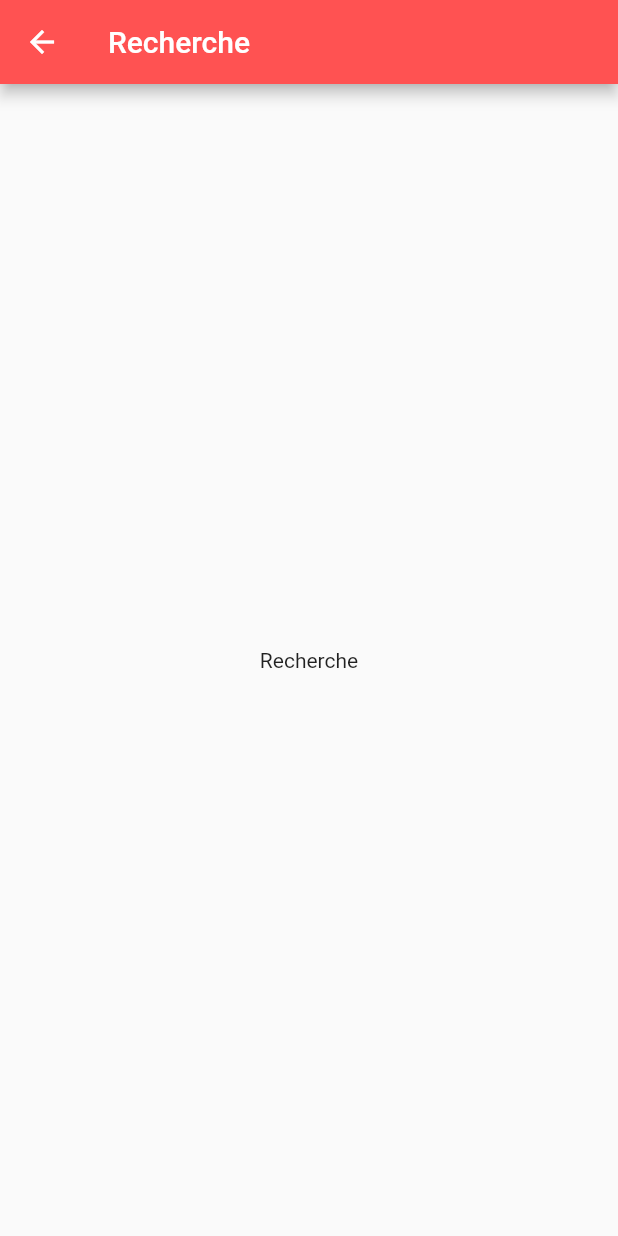
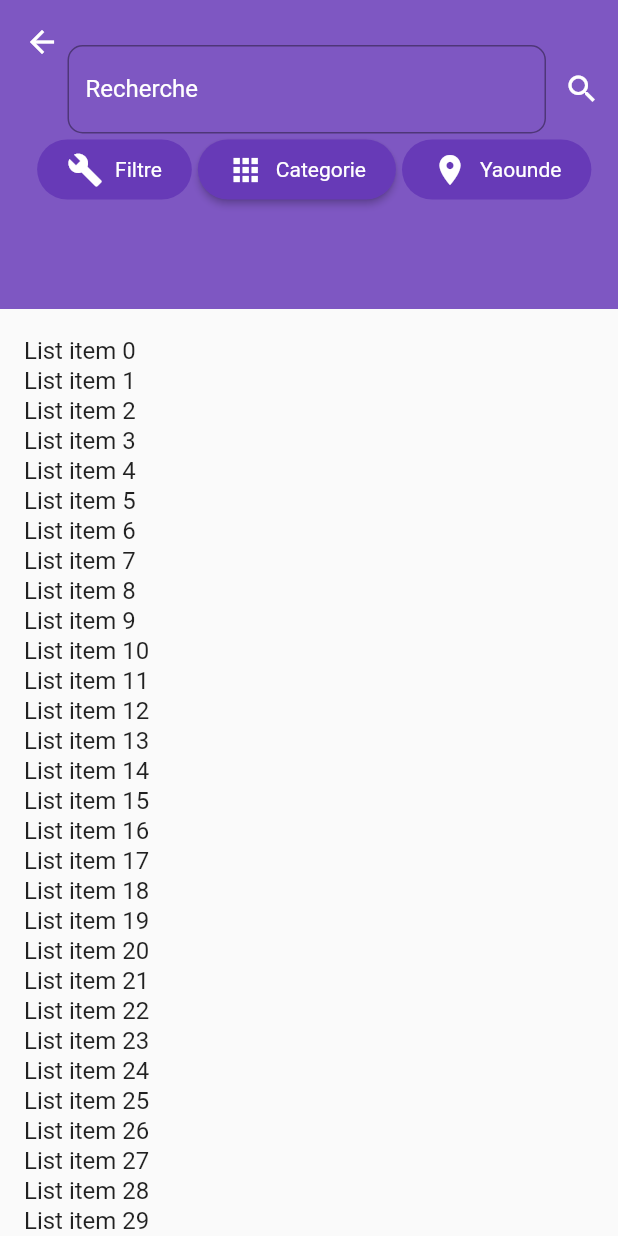
Before and after one commit to DuclosNgassa/eMarket_app, a Flutter app: the Search screen opened directly, on a phone screen of 412 x 824 dp. Run offline on Flutter 3.47's test engine with Material 2 defaults, Android fonts, the phone set to English and light mode, and no system bars.

Commit message:
Search-View

```diff
--- /dev/null
+++ b/lib/component/custom_button.dart
@@ -0,0 +1,47 @@
+import 'package:flutter/material.dart';
+
+class CustomButton extends StatelessWidget {
+  CustomButton(
+      {@required this.onPressed,
+      @required this.fillColor,
+      @required this.splashColor,
+      @required this.icon,
+      @required this.iconColor,
+      @required this.text,
+      @required this.textStyle});
+
+  final GestureTapCallback onPressed;
+  final Color fillColor;
+  final Color splashColor;
+  final Color iconColor;
+  final IconData icon;
+  final String text;
+  final TextStyle textStyle;
+
+  @override
+  Widget build(BuildContext context) {
+    return RawMaterialButton(
+      onPressed: onPressed,
+      fillColor: fillColor,
+      splashColor: splashColor,
+      shape: const StadiumBorder(),
+      child: Padding(
+        padding: const EdgeInsets.symmetric(vertical: 8.0, horizontal: 20.0),
+        child: Row(
+          mainAxisSize: MainAxisSize.min,
+          children: <Widget>[
+            Icon(
+              icon,
+              color: iconColor,
+            ),
+            SizedBox(width: 8.0,),
+            Text(
+              text,
+              style: textStyle,
+            )
+          ],
+        ),
+      ),
+    );
+  }
+}
--- a/lib/pages/search.dart
+++ b/lib/pages/search.dart
@@ -1,20 +1,146 @@
 import 'package:flutter/material.dart';
+import '../custom_widget/custom_appbar.dart';
+import '../component/custom_button.dart';
+import '../pages/categorie_page.dart';
 
-class Search extends StatelessWidget {
+class Search extends StatefulWidget {
   final String pageTitle;
 
   Search(this.pageTitle);
+  @override
+  SearchState createState() => new SearchState(Colors.lightBlueAccent);
+
+}
+
+class SearchState extends State<Search> {
+  final Color color;
+  final GlobalKey<FormState> _formKey = new GlobalKey<FormState>();
+  final TextEditingController _controller = new TextEditingController();
+  String _categorie = '';
+
+  SearchState(this.color);
 
   @override
   Widget build(BuildContext context) {
+    var divheight = MediaQuery.of(context).size.height;
     return Scaffold(
-      appBar: AppBar(
-        title: Text(pageTitle),
-        backgroundColor: Colors.redAccent,
-      ),
-      body: Center(
-        child: Text(pageTitle),
+      body: CustomScrollView(
+        slivers: <Widget>[
+          SliverAppBar(
+            backgroundColor: Colors.deepPurple[400],
+            expandedHeight: divheight / 2 * 0.5,
+            floating: true,
+            snap: false,
+            pinned: true,
+            flexibleSpace: FlexibleSpaceBar(
+              //title: Text("Search Page"),
+              background: Padding(
+                padding: const EdgeInsets.only(top: 30.0, left: 15.0),
+                child: Column(
+                  children: <Widget>[
+                    Padding(
+                      padding: const EdgeInsets.only(left: 30.0),
+                      child: Row(
+                        children: <Widget>[
+                          new Expanded(
+                            child: TextFormField(
+                              decoration: const InputDecoration(
+                                fillColor: Colors.white,
+                                border: OutlineInputBorder(
+                                  borderRadius:
+                                      BorderRadius.all(Radius.circular(10.0)),
+                                ),
+                                hintText: 'Entrer votre recherche',
+                                labelText: 'Recherche',
+                                labelStyle: TextStyle(color: Colors.white),
+                              ),
+                              //controller: _controller,
+                            ),
+                          ),
+                          IconButton(
+                            icon: Icon(
+                              Icons.search,
+                              color: Colors.white,
+                            ),
+                            tooltip: 'rechercher',
+                            onPressed: (() {
+                              print('Recherche en cours...');
+                              //_chooseDate(context, _controller.text);
+                            }),
+                          )
+                        ],
+                      ),
+                    ),
+                    Padding(
+                      padding: const EdgeInsets.symmetric(horizontal: 8.0),
+                      child: Wrap(
+                        direction: Axis.horizontal,
+                        spacing: 4,
+                        //mainAxisAlignment: MainAxisAlignment.spaceAround,
+                        children: <Widget>[
+                          CustomButton(
+                            fillColor: Colors.deepPurple,
+                            icon: Icons.build,
+                            splashColor: Colors.white,
+                            iconColor: Colors.white,
+                            text: 'Filtre',
+                            textStyle: TextStyle(color: Colors.white),
+                            onPressed: null,
+                          ),
+                          CustomButton(
+                            fillColor: Colors.deepPurple,
+                            icon: Icons.apps,
+                            splashColor: Colors.white,
+                            iconColor: Colors.white,
+                            text: 'Categorie',
+                            textStyle: TextStyle(color: Colors.white),
+                            onPressed: showCategoriePage,
+                          ),
+                          Padding(
+                            padding: const EdgeInsets.only(right:8.0),
+                            child: CustomButton(
+                              fillColor: Colors.deepPurple,
+                              icon: Icons.location_on,
+                              splashColor: Colors.white,
+                              iconColor: Colors.white,
+                              text: 'Yaounde',
+                              textStyle: TextStyle(color: Colors.white),
+                              onPressed: null,
+                            ),
+                          ),
+                        ],
+                      ),
+                    ),
+                  ],
+                ),
+              ),
+            ),
+          ),
+          SliverFixedExtentList(
+            itemExtent: 20.0,
+            delegate: SliverChildBuilderDelegate(
+              (context, index) => ListTile(
+                title: Text("List item $index"),
+              ),
+            ),
+          ),
+        ],
       ),
     );
   }
+
+  Future showCategoriePage() async {
+    String categorieChoosed = await Navigator.of(context).push(
+      MaterialPageRoute(
+        builder: (context) {
+          return CategoriePage();
+        },
+      ),
+    );
+    setState(() {
+      _categorie = categorieChoosed;
+      print("Categorie choisie: " + categorieChoosed);
+    });
+  }
+
 }
```
Also changed, not shown: lib/custom_widget/custom_appbar.dart (added, +51 -0 lines), lib/form/search_form.dart (added, +263 -0 lines).
